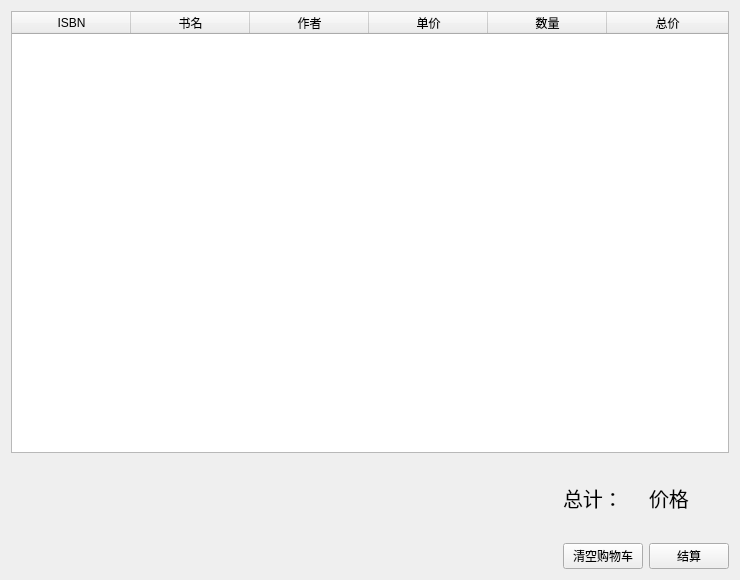
The window that ui/ui_cart.ui (inverse-limit/database-proj) describes before a commit, drawn with Qt 5.
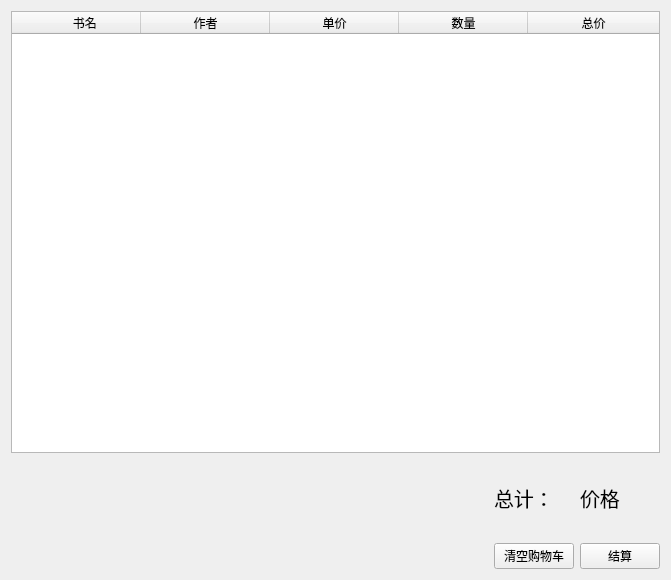
The same window after the commit.

Diff of the .ui file:
```diff
--- a/ui/ui_cart.ui
+++ b/ui/ui_cart.ui
@@ -6,7 +6,7 @@
    <rect>
     <x>0</x>
     <y>0</y>
-    <width>740</width>
+    <width>671</width>
     <height>580</height>
    </rect>
   </property>
@@ -19,20 +19,21 @@
    </property>
    <item row="0" column="0" colspan="3">
     <widget class="QTableWidget" name="tableWidget">
+     <attribute name="horizontalHeaderVisible">
+      <bool>true</bool>
+     </attribute>
      <attribute name="horizontalHeaderDefaultSectionSize">
-      <number>119</number>
+      <number>129</number>
      </attribute>
      <attribute name="horizontalHeaderStretchLastSection">
       <bool>true</bool>
      </attribute>
+     <attribute name="verticalHeaderVisible">
+      <bool>false</bool>
+     </attribute>
      <column>
       <property name="text">
-       <string>ISBN</string>
-      </property>
-     </column>
-     <column>
-      <property name="text">
-       <string>书名</string>
+       <string>     书名</string>
       </property>
      </column>
      <column>
```
